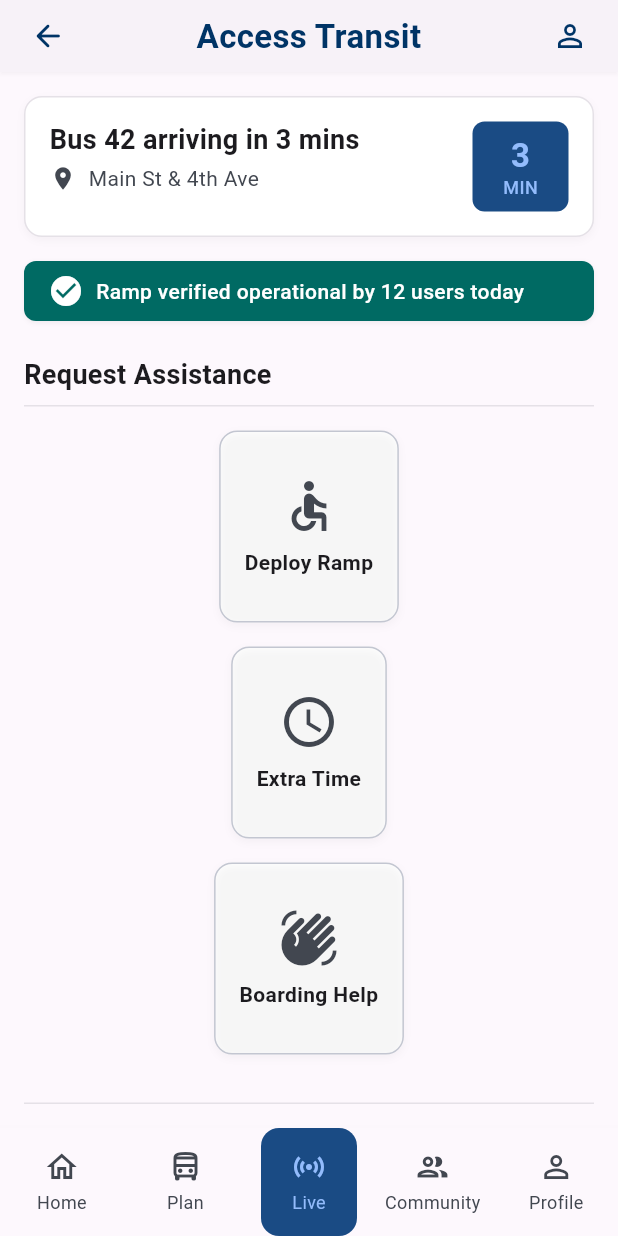
After one commit to iWolfyy/AccessTransit, a Flutter app: the BoardingAssistanceScreen screen opened directly, on a phone screen of 412 x 824 dp. The commit adds this screen. Run offline on Flutter 3.47's test engine with Material 3 defaults, Android fonts, the phone set to English and light mode, and no system bars; our stand-ins replace app_links, cloud_firestore, firebase_auth, firebase_core; accounts and stored records are empty.

Commit message:
Add Boarding Assistance screen and open it from Live Journey

```diff
--- /dev/null
+++ b/lib/screens/journey/boarding_assistance_screen.dart
@@ -0,0 +1,598 @@
+import 'package:flutter/material.dart';
+
+import '../../core/theme/app_colors.dart';
+
+/// Boarding Assistance request screen — ramp, extra time, boarding help.
+class BoardingAssistanceScreen extends StatefulWidget {
+  const BoardingAssistanceScreen({
+    super.key,
+    this.stopName = 'Main St & 4th Ave',
+    this.busLabel = 'Bus 42',
+    this.minutesAway = 3,
+  });
+
+  final String stopName;
+  final String busLabel;
+  final int minutesAway;
+
+  @override
+  State<BoardingAssistanceScreen> createState() =>
+      _BoardingAssistanceScreenState();
+}
+
+class _BoardingAssistanceScreenState extends State<BoardingAssistanceScreen> {
+  static const double _desktopBreakpoint = 768;
+
+  bool _deployRamp = false;
+  bool _extraTime = false;
+  bool _boardingHelp = false;
+
+  bool get _hasSelection => _deployRamp || _extraTime || _boardingHelp;
+
+  void _showSnack(String message) {
+    ScaffoldMessenger.of(context)
+      ..hideCurrentSnackBar()
+      ..showSnackBar(SnackBar(content: Text(message)));
+  }
+
+  void _sendRequest() {
+    if (!_hasSelection) {
+      _showSnack('Please select at least one assistance option.');
+      return;
+    }
+
+    final selected = <String>[
+      if (_deployRamp) 'Deploy Ramp',
+      if (_extraTime) 'Extra Time',
+      if (_boardingHelp) 'Boarding Help',
+    ];
+
+    _showSnack(
+      'Assistance request sent: ${selected.join(', ')}. Status: Pending',
+    );
+
+    Navigator.of(context).maybePop();
+  }
+
+  @override
+  Widget build(BuildContext context) {
+    final isDesktop = MediaQuery.sizeOf(context).width >= _desktopBreakpoint;
+
+    return Scaffold(
+      backgroundColor: AppColors.surface,
+      body: Column(
+        children: [
+          _TopBar(
+            onBack: () => Navigator.of(context).maybePop(),
+            onMenu: () => _showSnack('Menu will be available soon.'),
+          ),
+          Expanded(
+            child: ListView(
+              padding: EdgeInsets.fromLTRB(
+                16,
+                16,
+                16,
+                isDesktop ? 24 : 24,
+              ),
+              children: [
+                Center(
+                  child: ConstrainedBox(
+                    constraints: const BoxConstraints(maxWidth: 672),
+                    child: Column(
+                      crossAxisAlignment: CrossAxisAlignment.stretch,
+                      children: [
+                        _ArrivingSoonCard(
+                          busLabel: widget.busLabel,
+                          minutesAway: widget.minutesAway,
+                          stopName: widget.stopName,
+                        ),
+                        const SizedBox(height: 16),
+                        const _CommunityStatusBadge(),
+                        const SizedBox(height: 24),
+                        const Text(
+                          'Request Assistance',
+                          style: TextStyle(
+                            fontSize: 18,
+                            height: 24 / 18,
+                            fontWeight: FontWeight.w600,
+                            color: AppColors.onSurface,
+                          ),
+                        ),
+                        const SizedBox(height: 8),
+                        const Divider(height: 1, color: AppColors.surfaceVariant),
+                        const SizedBox(height: 16),
+                        LayoutBuilder(
+                          builder: (context, constraints) {
+                            final wide = constraints.maxWidth >= 600;
+                            final tiles = [
+                              _AssistanceTile(
+                                icon: Icons.accessible,
+                                label: 'Deploy Ramp',
+                                selected: _deployRamp,
+                                onTap: () => setState(
+                                  () => _deployRamp = !_deployRamp,
+                                ),
+                              ),
+                              _AssistanceTile(
+                                icon: Icons.schedule,
+                                label: 'Extra Time',
+                                selected: _extraTime,
+                                onTap: () =>
+                                    setState(() => _extraTime = !_extraTime),
+                              ),
+                              _AssistanceTile(
+                                icon: Icons.waving_hand,
+                                label: 'Boarding Help',
+                                selected: _boardingHelp,
+                                onTap: () => setState(
+                                  () => _boardingHelp = !_boardingHelp,
+                                ),
+                              ),
+                            ];
+
+                            if (wide) {
+                              return Row(
+                                children: [
+                                  for (var i = 0; i < tiles.length; i++) ...[
+                                    if (i > 0) const SizedBox(width: 16),
+                                    Expanded(child: tiles[i]),
+                                  ],
+                                ],
+                              );
+                            }
+
+                            return Column(
+                              children: [
+                                for (var i = 0; i < tiles.length; i++) ...[
+                                  if (i > 0) const SizedBox(height: 16),
+                                  tiles[i],
+                                ],
+                              ],
+                            );
+                          },
+                        ),
+                        const SizedBox(height: 32),
+                        const Divider(height: 1, color: AppColors.surfaceVariant),
+                        const SizedBox(height: 24),
+                        SizedBox(
+                          height: 48,
+                          child: FilledButton.icon(
+                            onPressed: _sendRequest,
+                            style: FilledButton.styleFrom(
+                              backgroundColor: AppColors.primaryContainer,
+                              foregroundColor: AppColors.onPrimary,
+                              shape: RoundedRectangleBorder(
+                                borderRadius: BorderRadius.circular(999),
+                              ),
+                              textStyle: const TextStyle(
+                                fontSize: 14,
+                                fontWeight: FontWeight.w600,
+                              ),
+                            ),
+                            icon: const Icon(Icons.send, size: 20),
+                            label: const Text('Send Request'),
+                          ),
+                        ),
+                        const SizedBox(height: 8),
+                        SizedBox(
+                          height: 48,
+                          child: OutlinedButton(
+                            onPressed: () => Navigator.of(context).maybePop(),
+                            style: OutlinedButton.styleFrom(
+                              foregroundColor: AppColors.primaryContainer,
+                              side: const BorderSide(
+                                color: AppColors.primaryContainer,
+                                width: 2,
+                              ),
+                              shape: RoundedRectangleBorder(
+                                borderRadius: BorderRadius.circular(999),
+                              ),
+                              textStyle: const TextStyle(
+                                fontSize: 14,
+                                fontWeight: FontWeight.w600,
+                              ),
+                            ),
+                            child: const Text('Cancel'),
+                          ),
+                        ),
+                      ],
+                    ),
+                  ),
+                ),
+              ],
+            ),
+          ),
+        ],
+      ),
+      bottomNavigationBar: isDesktop
+          ? null
+          : _AssistanceBottomNav(
+              onNavTap: (label) {
+                if (label == 'Home') {
+                  Navigator.of(context).popUntil((route) => route.isFirst);
+                  return;
+                }
+                if (label == 'Live') {
+                  Navigator.of(context).maybePop();
+                  return;
+                }
+                _showSnack('$label will be available soon.');
+              },
+            ),
+    );
+  }
+}
+
+class _TopBar extends StatelessWidget {
+  const _TopBar({
+    required this.onBack,
+    required this.onMenu,
+  });
+
+  final VoidCallback onBack;
+  final VoidCallback onMenu;
+
+  @override
+  Widget build(BuildContext context) {
+    return Material(
+      color: AppColors.surfaceContainerLow,
+      elevation: 1,
+      shadowColor: AppColors.onSurface.withValues(alpha: 0.08),
+      child: SafeArea(
+        bottom: false,
+        child: SizedBox(
+          height: 48,
+          child: Padding(
+            padding: const EdgeInsets.symmetric(horizontal: 8),
+            child: Row(
+              children: [
+                IconButton(
+                  onPressed: onBack,
+                  icon: const Icon(Icons.arrow_back_rounded),
+                  color: AppColors.primary,
+                  tooltip: 'Back',
+                ),
+                const Expanded(
+                  child: Text(
+                    'Access Transit',
+                    textAlign: TextAlign.center,
+                    style: TextStyle(
+                      fontSize: 22,
+                      height: 28 / 22,
+                      fontWeight: FontWeight.w700,
+                      color: AppColors.primary,
+                    ),
+                  ),
+                ),
+                IconButton(
+                  onPressed: onMenu,
+                  icon: const Icon(Icons.person_outline),
+                  color: AppColors.primary,
+                  tooltip: 'Profile',
+                ),
+              ],
+            ),
+          ),
+        ),
+      ),
+    );
+  }
+}
+
+class _ArrivingSoonCard extends StatelessWidget {
+  const _ArrivingSoonCard({
+    required this.busLabel,
+    required this.minutesAway,
+    required this.stopName,
+  });
+
+  final String busLabel;
+  final int minutesAway;
+  final String stopName;
+
+  @override
+  Widget build(BuildContext context) {
+    return Container(
+      padding: const EdgeInsets.all(16),
+      decoration: BoxDecoration(
+        color: AppColors.surfaceContainerLowest,
+        borderRadius: BorderRadius.circular(12),
+        border: Border.all(color: AppColors.surfaceVariant),
+        boxShadow: [
+          BoxShadow(
+            color: AppColors.onSurface.withValues(alpha: 0.04),
+            blurRadius: 4,
+            offset: const Offset(0, 2),
+          ),
+        ],
+      ),
+      child: Row(
+        crossAxisAlignment: CrossAxisAlignment.start,
+        children: [
+          Expanded(
+            child: Column(
+              crossAxisAlignment: CrossAxisAlignment.start,
+              children: [
+                Text(
+                  '$busLabel arriving in $minutesAway mins',
+                  style: const TextStyle(
+                    fontSize: 18,
+                    height: 24 / 18,
+                    fontWeight: FontWeight.w600,
+                    color: AppColors.onSurface,
+                  ),
+                ),
+                const SizedBox(height: 4),
+                Row(
+                  children: [
+                    const Icon(
+                      Icons.location_on,
+                      size: 18,
+                      color: AppColors.onSurfaceVariant,
+                    ),
+                    const SizedBox(width: 8),
+                    Expanded(
+                      child: Text(
+                        stopName,
+                        style: const TextStyle(
+                          fontSize: 14,
+                          height: 20 / 14,
+                          color: AppColors.onSurfaceVariant,
+                        ),
+                      ),
+                    ),
+                  ],
+                ),
+              ],
+            ),
+          ),
+          Container(
+            constraints: const BoxConstraints(minWidth: 64),
+            padding: const EdgeInsets.all(8),
+            decoration: BoxDecoration(
+              color: AppColors.primaryContainer,
+              borderRadius: BorderRadius.circular(8),
+            ),
+            child: Column(
+              children: [
+                Text(
+                  '$minutesAway',
+                  style: const TextStyle(
+                    fontSize: 22,
+                    height: 28 / 22,
+                    fontWeight: FontWeight.w700,
+                    color: AppColors.onPrimaryContainer,
+                  ),
+                ),
+                const Text(
+                  'MIN',
+                  style: TextStyle(
+                    fontSize: 12,
+                    height: 16 / 12,
+                    fontWeight: FontWeight.w500,
+                    color: AppColors.onPrimaryContainer,
+                  ),
+                ),
+              ],
+            ),
+          ),
+        ],
+      ),
+    );
+  }
+}
+
+class _CommunityStatusBadge extends StatelessWidget {
+  const _CommunityStatusBadge();
+
+  @override
+  Widget build(BuildContext context) {
+    return Container(
+      padding: const EdgeInsets.symmetric(horizontal: 16, vertical: 8),
+      decoration: BoxDecoration(
+        color: AppColors.secondary,
+        borderRadius: BorderRadius.circular(8),
+        boxShadow: [
+          BoxShadow(
+            color: AppColors.onSurface.withValues(alpha: 0.06),
+            blurRadius: 2,
+            offset: const Offset(0, 1),
+          ),
+        ],
+      ),
+      child: const Row(
+        children: [
+          Icon(Icons.check_circle, color: AppColors.onSecondary),
+          SizedBox(width: 8),
+          Expanded(
+            child: Text(
+              'Ramp verified operational by 12 users today',
+              style: TextStyle(
+                fontSize: 14,
+                height: 20 / 14,
+                fontWeight: FontWeight.w500,
+                color: AppColors.onSecondary,
+              ),
+            ),
+          ),
+        ],
+      ),
+    );
+  }
+}
+
+class _AssistanceTile extends StatelessWidget {
+  const _AssistanceTile({
+    required this.icon,
+    required this.label,
+    required this.selected,
+    required this.onTap,
+  });
+
+  final IconData icon;
+  final String label;
+  final bool selected;
+  final VoidCallback onTap;
+
+  @override
+  Widget build(BuildContext context) {
+    return Material(
+      color: selected
+          ? AppColors.primaryContainer.withValues(alpha: 0.1)
+          : AppColors.surfaceContainerLowest,
+      borderRadius: BorderRadius.circular(12),
+      child: InkWell(
+        onTap: onTap,
+        borderRadius: BorderRadius.circular(12),
+        child: Container(
+          height: 128,
+          padding: const EdgeInsets.all(16),
+          decoration: BoxDecoration(
+            borderRadius: BorderRadius.circular(12),
+            border: Border.all(
+              color: selected ? AppColors.primary : AppColors.outlineVariant,
+              width: selected ? 1.5 : 1,
+            ),
+            boxShadow: [
+              BoxShadow(
+                color: AppColors.onSurface.withValues(alpha: 0.04),
+                blurRadius: 4,
+                offset: const Offset(0, 2),
+              ),
+            ],
+          ),
+          child: Column(
+            mainAxisAlignment: MainAxisAlignment.center,
+            children: [
+              Icon(
+                icon,
+                size: 40,
+                color: selected
+                    ? AppColors.primary
+                    : AppColors.onSurfaceVariant,
+              ),
+              const SizedBox(height: 8),
+              Text(
+                label,
+                textAlign: TextAlign.center,
+                style: TextStyle(
+                  fontSize: 14,
+                  height: 20 / 14,
+                  fontWeight: FontWeight.w600,
+                  color:
+                      selected ? AppColors.primary : AppColors.onSurface,
+                ),
+              ),
+            ],
+          ),
+        ),
+      ),
+    );
+  }
+}
+
+class _AssistanceBottomNav extends StatelessWidget {
+  const _AssistanceBottomNav({required this.onNavTap});
+
+  final ValueChanged<String> onNavTap;
+
+  @override
+  Widget build(BuildContext context) {
+    return Material(
+      color: AppColors.surface,
+      elevation: 8,
+      shadowColor: AppColors.onSurface.withValues(alpha: 0.12),
+      child: SafeArea(
+        top: false,
+        child: SizedBox(
+          height: 72,
+          child: Row(
+            mainAxisAlignment: MainAxisAlignment.spaceAround,
+            children: [
+              _NavItem(
+                icon: Icons.home_outlined,
+                label: 'Home',
+                onTap: () => onNavTap('Home'),
+              ),
+              _NavItem(
+                icon: Icons.directions_bus_outlined,
+                label: 'Plan',
+                onTap: () => onNavTap('Plan'),
+              ),
+              _NavItem(
+                icon: Icons.sensors,
+                label: 'Live',
+                selected: true,
+                onTap: () => onNavTap('Live'),
+              ),
+              _NavItem(
+                icon: Icons.group_outlined,
+                label: 'Community',
+                onTap: () => onNavTap('Community'),
+              ),
+              _NavItem(
+                icon: Icons.person_outline,
+                label: 'Profile',
+                onTap: () => onNavTap('Profile'),
+              ),
+            ],
+          ),
+        ),
+      ),
+    );
+  }
+}
+
+class _NavItem extends StatelessWidget {
+  const _NavItem({
+    required this.icon,
+    required this.label,
+    required this.onTap,
+    this.selected = false,
+  });
+
+  final IconData icon;
+  final String label;
+  final VoidCallback onTap;
+  final bool selected;
+
+  @override
+  Widget build(BuildContext context) {
+    return InkWell(
+      onTap: onTap,
+      borderRadius: BorderRadius.circular(12),
+      child: Container(
+        width: 64,
+        padding: const EdgeInsets.symmetric(vertical: 8),
+        decoration: selected
+            ? BoxDecoration(
+                color: AppColors.primaryContainer,
+                borderRadius: BorderRadius.circular(12),
+              )
+            : null,
+        child: Column(
+          mainAxisAlignment: MainAxisAlignment.center,
+          children: [
+            Icon(
+              icon,
+              color: selected
+                  ? AppColors.onPrimaryContainer
+                  : AppColors.onSurfaceVariant,
+            ),
+            const SizedBox(height: 4),
+            Text(
+              label,
+              style: TextStyle(
+                fontSize: 12,
+                height: 16 / 12,
+                color: selected
+                    ? AppColors.onPrimaryContainer
+                    : AppColors.onSurfaceVariant,
+              ),
+            ),
+          ],
+        ),
+      ),
+    );
+  }
+}
--- a/lib/screens/journey/live_journey_screen.dart
+++ b/lib/screens/journey/live_journey_screen.dart
@@ -1,6 +1,7 @@
 import 'package:flutter/material.dart';
 
 import '../../core/theme/app_colors.dart';
+import 'boarding_assistance_screen.dart';
 import 'route_results_screen.dart';
 
 /// Live Journey / Live Navigation screen (Sprint 2–3 UI).
@@ -54,10 +55,13 @@ class LiveJourneyScreen extends StatelessWidget {
                         const _LiveAccessibilitySection(),
                         const SizedBox(height: 24),
                         _AssistanceSection(
-                          onRequest: () => _showSnack(
-                            context,
-                            'Stop assistance request sent to driver.',
-                          ),
+                          onRequest: () {
+                            Navigator.of(context).push(
+                              MaterialPageRoute(
+                                builder: (_) => const BoardingAssistanceScreen(),
+                              ),
+                            );
+                          },
                         ),
                         const SizedBox(height: 24),
                         _EmergencyActions(
```
